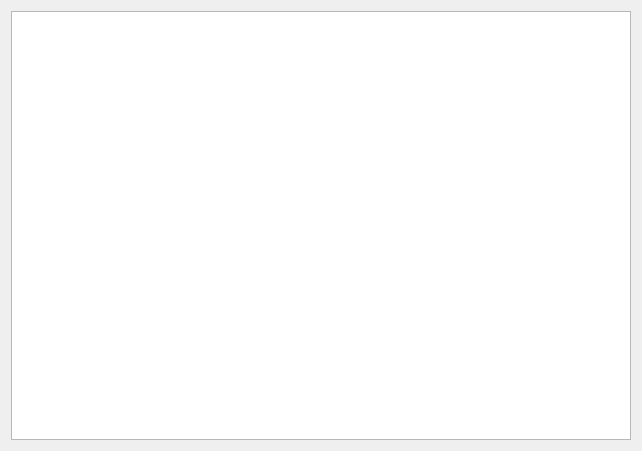
Qt form rsbaseeditor/wizards/texttopanel/textpage.ui (Smitt64/ResEditor) before a commit.
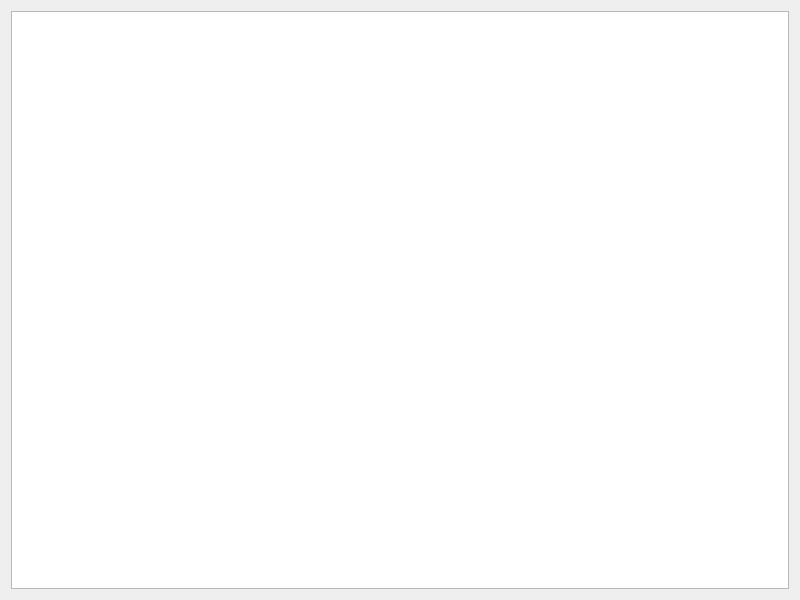
The same form after that commit.

What changed in the file:
```diff
--- a/rsbaseeditor/wizards/texttopanel/textpage.ui
+++ b/rsbaseeditor/wizards/texttopanel/textpage.ui
@@ -6,13 +6,22 @@
    <rect>
     <x>0</x>
     <y>0</y>
-    <width>642</width>
-    <height>451</height>
+    <width>800</width>
+    <height>600</height>
    </rect>
   </property>
+  <property name="minimumSize">
+   <size>
+    <width>800</width>
+    <height>600</height>
+   </size>
+  </property>
   <property name="windowTitle">
    <string>WizardPage</string>
   </property>
+  <property name="title">
+   <string>Макет страницы</string>
+  </property>
   <layout class="QVBoxLayout" name="verticalLayout">
    <item>
     <widget class="QTextEdit" name="textEdit">
```
Left out of the diff: 2 changed lines with no effect on the pictures.
